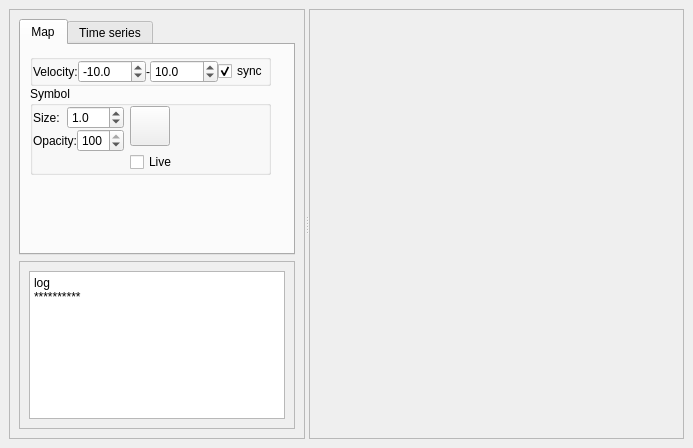
luhipi/insar-explorer, file insar_explorer_dockwidget_base.ui: the form before one commit.
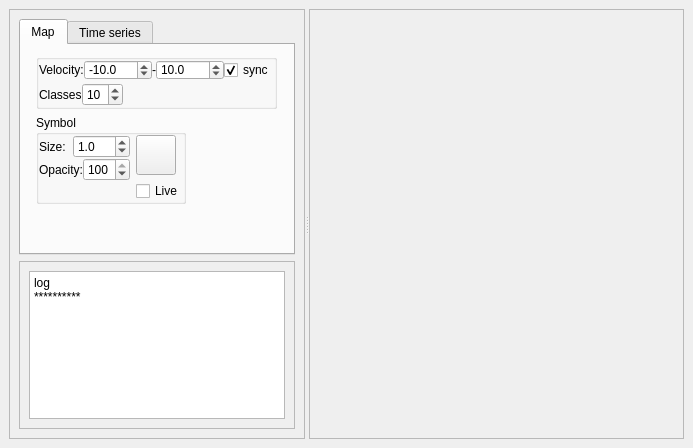
The form after the commit. Icons and pictures are not drawn.

Commit message: add spinbox for number of symbology classes

Patch:
```diff
--- a/insar_explorer_dockwidget_base.ui
+++ b/insar_explorer_dockwidget_base.ui
@@ -65,8 +65,8 @@
             <rect>
              <x>0</x>
              <y>0</y>
-             <width>361</width>
-             <height>400</height>
+             <width>369</width>
+             <height>385</height>
             </rect>
            </property>
            <layout class="QVBoxLayout" name="verticalLayout">
@@ -91,9 +91,14 @@
                   <property name="spacing">
                    <number>0</number>
                   </property>
+                 </layout>
+                </item>
                   <item row="0" column="1">
-                   <layout class="QVBoxLayout" name="verticalLayout_3">
-                    <item>
+                 <layout class="QFormLayout" name="formLayout_4">
+                  <property name="labelAlignment">
+                   <set>Qt::AlignLeading|Qt::AlignLeft|Qt::AlignTop</set>
+                  </property>
+                  <item row="0" column="0">
                      <widget class="QGroupBox" name="groupBox">
                       <property name="sizePolicy">
                        <sizepolicy hsizetype="Preferred" vsizetype="Preferred">
@@ -104,7 +109,16 @@
                       <property name="title">
                        <string/>
                       </property>
-                      <layout class="QGridLayout" name="gridLayout_7">
+                    <layout class="QFormLayout" name="formLayout_5">
+                     <property name="labelAlignment">
+                      <set>Qt::AlignLeading|Qt::AlignLeft|Qt::AlignTop</set>
+                     </property>
+                     <property name="horizontalSpacing">
+                      <number>0</number>
+                     </property>
+                     <property name="verticalSpacing">
+                      <number>0</number>
+                     </property>
                        <property name="leftMargin">
                         <number>0</number>
                        </property>
@@ -117,19 +131,16 @@
                        <property name="bottomMargin">
                         <number>0</number>
                        </property>
-                       <property name="spacing">
-                        <number>0</number>
-                       </property>
                        <item row="0" column="0">
-                        <layout class="QHBoxLayout" name="horizontalLayout">
-                         <item>
+                      <layout class="QGridLayout" name="gridLayout_6">
+                       <item row="0" column="0">
                           <widget class="QLabel" name="label_5">
                            <property name="text">
                             <string>Velocity:</string>
                            </property>
                           </widget>
                          </item>
-                         <item>
+                       <item row="0" column="1">
                           <widget class="QDoubleSpinBox" name="sb_symbol_lower_range">
                            <property name="sizePolicy">
                             <sizepolicy hsizetype="Preferred" vsizetype="Fixed">
@@ -151,7 +162,7 @@
                            </property>
                           </widget>
                          </item>
-                         <item>
+                       <item row="0" column="2">
                           <widget class="QLabel" name="label_2">
                            <property name="sizePolicy">
                             <sizepolicy hsizetype="Fixed" vsizetype="Preferred">
@@ -164,7 +175,7 @@
                            </property>
                           </widget>
                          </item>
-                         <item>
+                       <item row="0" column="3">
                           <widget class="QDoubleSpinBox" name="sb_symbol_upper_range">
                            <property name="sizePolicy">
                             <sizepolicy hsizetype="Preferred" vsizetype="Fixed">
@@ -186,7 +197,7 @@
                            </property>
                           </widget>
                          </item>
-                         <item>
+                       <item row="0" column="4">
                           <widget class="QCheckBox" name="cb_symbol_range_sync">
                            <property name="text">
                             <string>sync</string>
@@ -198,15 +209,44 @@
                          </item>
                         </layout>
                        </item>
+                     <item row="1" column="0">
+                      <layout class="QGridLayout" name="gridLayout_4">
+                       <item row="0" column="0">
+                        <widget class="QLabel" name="label_6">
+                         <property name="text">
+                          <string>Classes</string>
+                         </property>
+                        </widget>
+                       </item>
+                       <item row="0" column="1">
+                        <widget class="QSpinBox" name="sb_symbol_classes">
+                         <property name="sizePolicy">
+                          <sizepolicy hsizetype="Preferred" vsizetype="Fixed">
+                           <horstretch>0</horstretch>
+                           <verstretch>0</verstretch>
+                          </sizepolicy>
+                         </property>
+                         <property name="minimum">
+                          <number>2</number>
+                         </property>
+                         <property name="value">
+                          <number>10</number>
+                         </property>
+                        </widget>
+                       </item>
                       </layout>
-                     </widget>
-                    </item>
-                    <item>
+                     </item>
+                    </layout>
+                   </widget>
+                  </item>
+                  <item row="2" column="0">
                      <layout class="QHBoxLayout" name="horizontalLayout_2">
                       <property name="spacing">
                        <number>0</number>
                       </property>
-                      <item>
+                   </layout>
+                  </item>
+                  <item row="1" column="0">
                        <widget class="QGroupBox" name="groupBox_2">
                         <property name="sizePolicy">
                          <sizepolicy hsizetype="Preferred" vsizetype="Preferred">
@@ -256,7 +296,7 @@
                                 <number>1</number>
                                </property>
                                <property name="singleStep">
-                                <double>0.1</double>
+                            <double>0.100000000000000</double>
                                </property>
                                <property name="value">
                                 <double>1.000000000000000</double>
@@ -346,10 +386,6 @@
                      </layout>
                     </item>
                    </layout>
-                  </item>
-                 </layout>
-                </item>
-               </layout>
               </widget>
               <widget class="QWidget" name="tabWidgetPage1_3">
                <attribute name="title">
@@ -921,8 +957,8 @@
                 <rect>
                  <x>0</x>
                  <y>0</y>
-                 <width>335</width>
-                 <height>96</height>
+                 <width>328</width>
+                 <height>95</height>
                 </rect>
                </property>
                <layout class="QVBoxLayout" name="verticalLayout_6">
```
Lines whose indentation alone changed are shown as unchanged. The commit also changes 1 other file.
